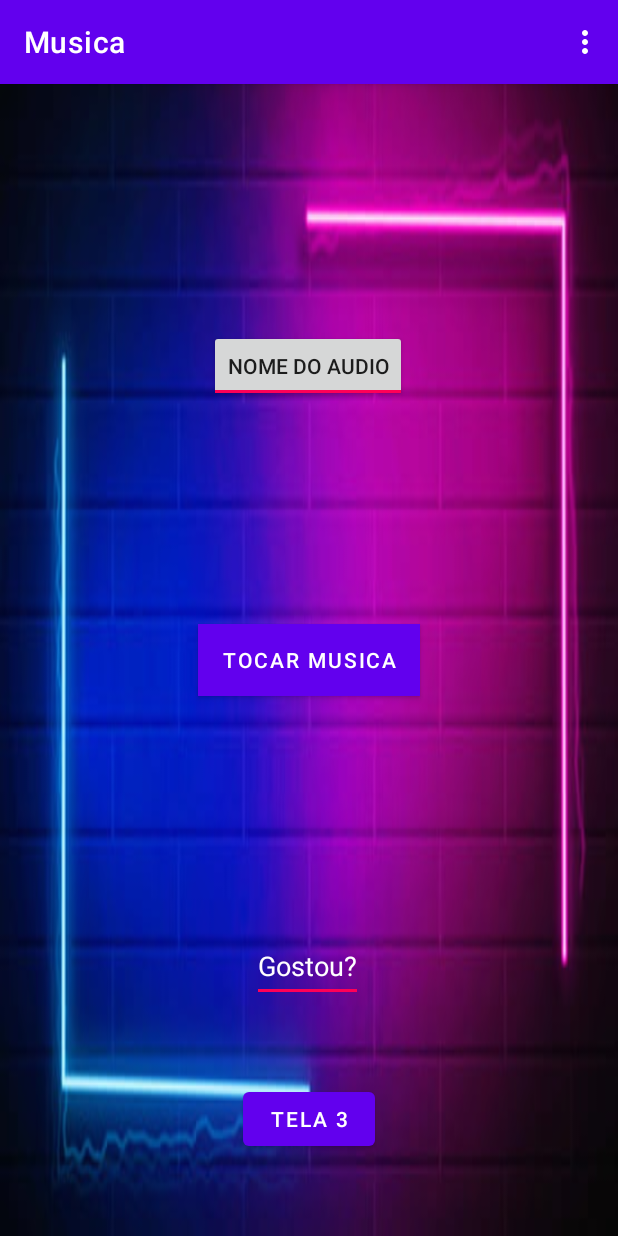
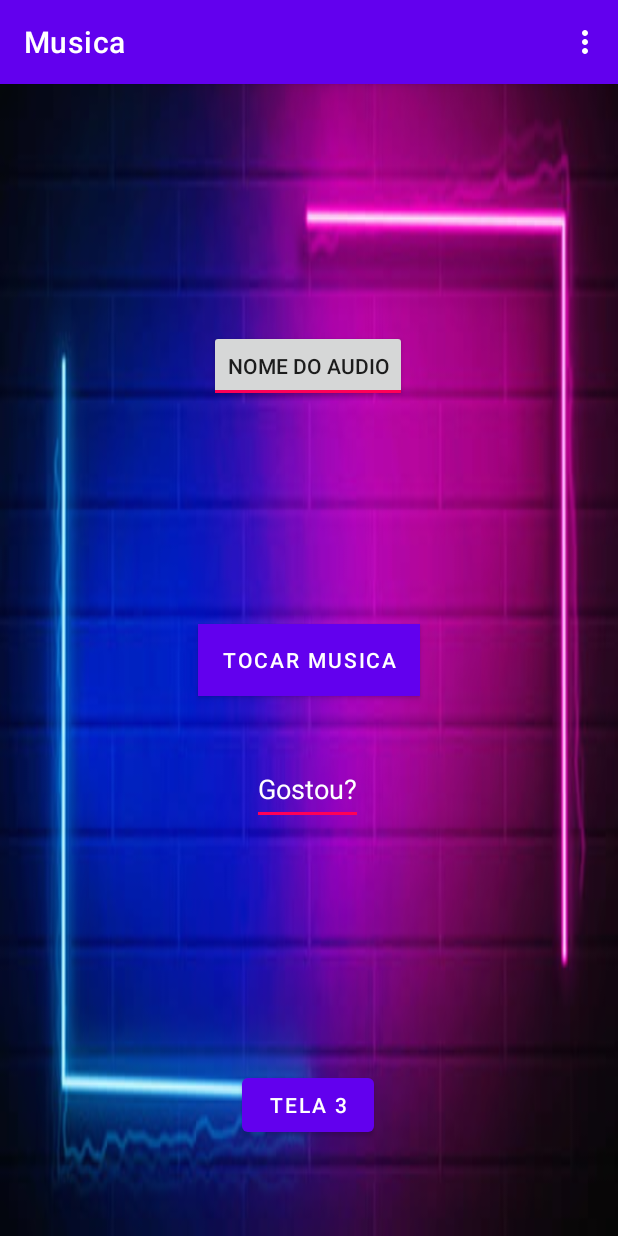
Before and after one commit to EllitonDias/FirstApp, an Android app: the MainActivity2 screen opened directly, with no data from a screen before it, on a phone screen of 412 x 824 dp. Run offline under Robolectric (Android 15) with nearby library versions, the phone set to English and light mode, and no system bars.

Commit message:
atualização

```diff
--- a/FirstApp/app/src/main/res/layout/activity_main2.xml
+++ b/FirstApp/app/src/main/res/layout/activity_main2.xml
@@ -57,19 +57,22 @@
         android:textColorHint="@color/white"
         app:layout_constraintBottom_toBottomOf="parent"
         app:layout_constraintEnd_toEndOf="parent"
-        app:layout_constraintHorizontal_bias="0.497"
+        app:layout_constraintHorizontal_bias="0.498"
         app:layout_constraintStart_toStartOf="parent"
-        app:layout_constraintTop_toBottomOf="@+id/activity_main2_btnTocar" />
+        app:layout_constraintTop_toBottomOf="@+id/activity_main2_btnTocar"
+        app:layout_constraintVertical_bias="0.122" />
 
     <Button
         android:id="@+id/activity_main2_btn_Tela3"
         android:layout_width="wrap_content"
         android:layout_height="wrap_content"
+        android:text="@string/btn_Tela3"
         app:layout_constraintBottom_toBottomOf="parent"
         app:layout_constraintEnd_toEndOf="parent"
+        app:layout_constraintHorizontal_bias="0.498"
         app:layout_constraintStart_toStartOf="parent"
         app:layout_constraintTop_toBottomOf="@+id/activity_main_autoCompleteTextView"
-        android:text="@string/btn_Tela3"/>
+        app:layout_constraintVertical_bias="0.721" />
 
 
 </androidx.constraintlayout.widget.ConstraintLayout>
```
